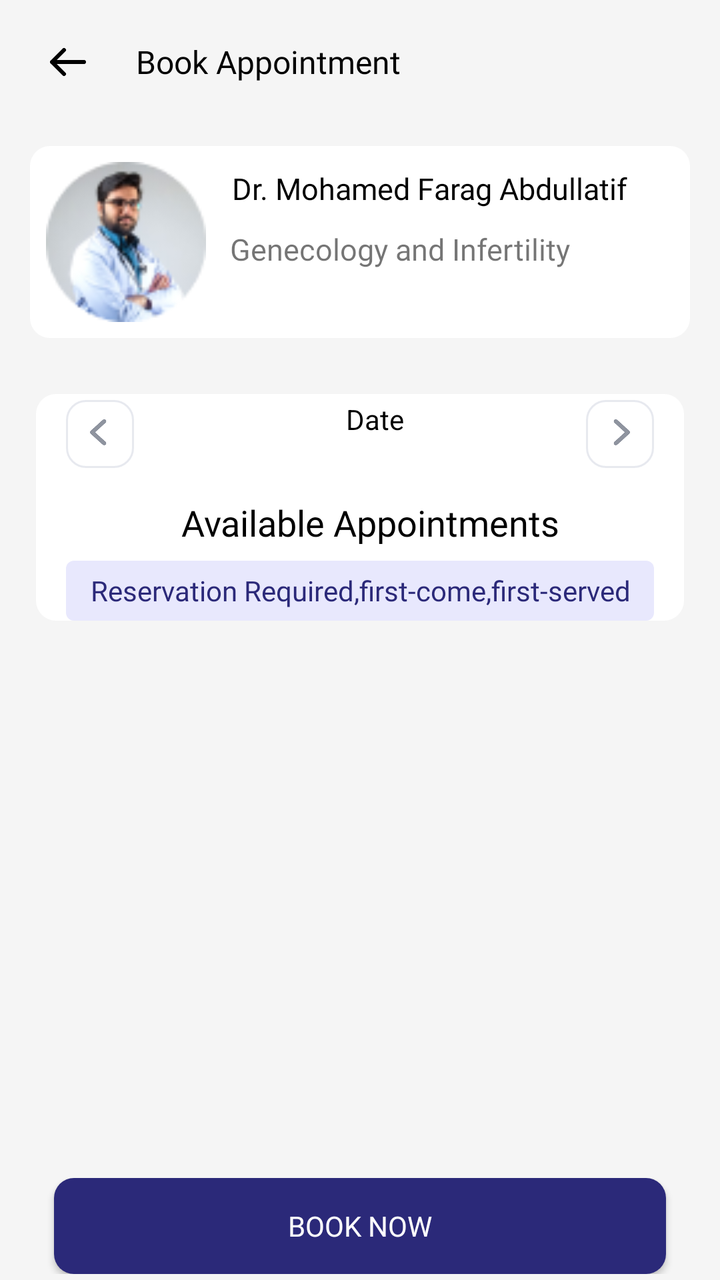
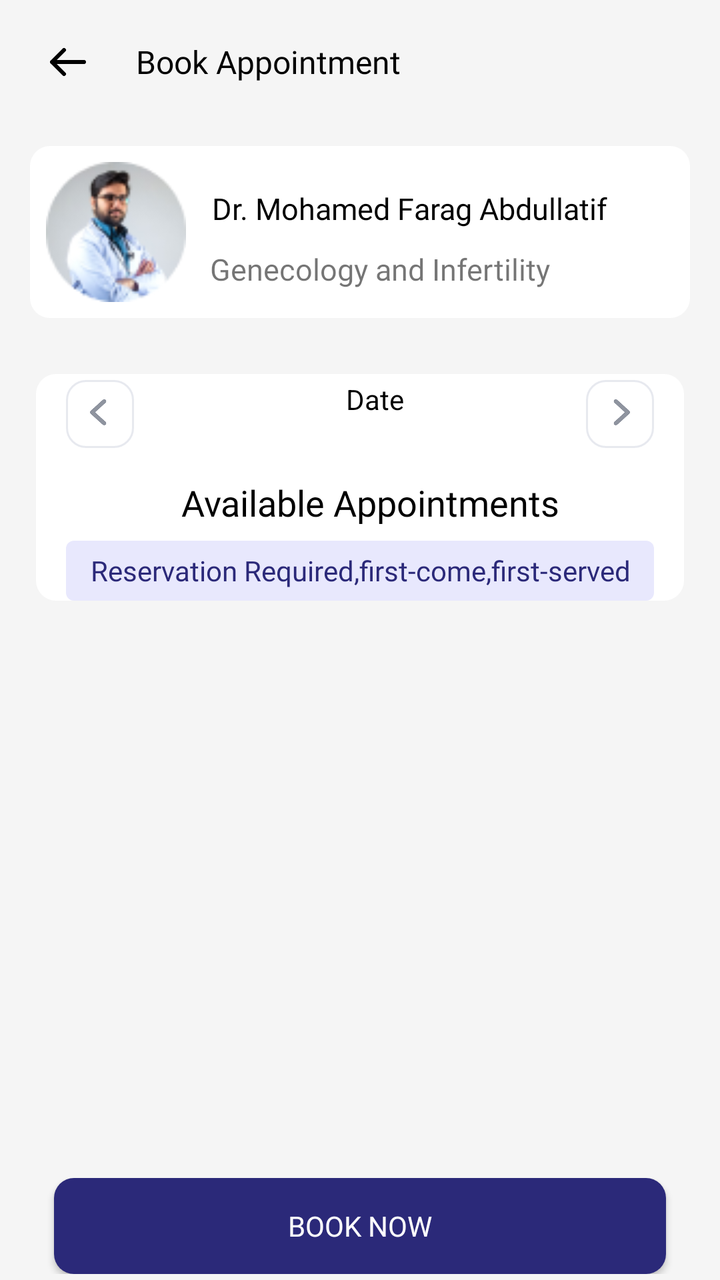

An Android layout rendered at two revisions. The XML below is the earlier revision; the diff shows what the commit changed to produce the second picture.
<!-- AndroidManifest.xml: application theme Theme.NewDesign -->
<!-- res/layout/offer_book_appointmentfragment.xml -->
<?xml version="1.0" encoding="utf-8"?>
<androidx.coordinatorlayout.widget.CoordinatorLayout
        xmlns:android="http://schemas.android.com/apk/res/android"
        xmlns:tools="http://schemas.android.com/tools"
        android:layout_width="match_parent"
        android:layout_height="match_parent"
        android:background="@color/bg_color_gray"
        xmlns:app="http://schemas.android.com/apk/res-auto"
        tools:context=".fragment.booking.BookAppointmentFragment">

    <androidx.constraintlayout.widget.ConstraintLayout
            android:layout_width="match_parent"
            android:layout_height="match_parent">


        <com.google.android.material.imageview.ShapeableImageView
                android:id="@+id/iv_arrow"
                android:layout_width="wrap_content"
                android:layout_height="wrap_content"
                android:layout_marginStart="15dp"
                android:adjustViewBounds="true"
                android:padding="10dp"
                android:src="@drawable/ic_arrowleft"
                app:layout_constraintBottom_toBottomOf="@+id/tv_name"
                app:layout_constraintStart_toStartOf="parent"
                app:layout_constraintTop_toTopOf="@+id/tv_name"/>

        <androidx.appcompat.widget.AppCompatTextView
                android:id="@+id/tv_name"
                android:layout_width="wrap_content"
                android:layout_height="wrap_content"
                android:layout_marginStart="15dp"
                android:layout_marginTop="20dp"
                android:fontFamily="@font/avenirltstd_black"
                android:text="@string/book_appointment"
                android:textColor="@color/black"
                android:textSize="16sp"
                app:layout_constraintStart_toEndOf="@+id/iv_arrow"
                app:layout_constraintTop_toTopOf="parent"/>

        <androidx.constraintlayout.widget.ConstraintLayout
                android:id="@+id/layout_doctorsDetail"
                android:layout_width="match_parent"
                android:layout_height="wrap_content"
                android:layout_marginTop="25dp"
                android:layout_marginStart="15dp"
                android:layout_marginEnd="15dp"
                android:padding="8dp"
                android:background="@drawable/bg_edittext"
                app:layout_constraintEnd_toEndOf="parent"
                app:layout_constraintStart_toStartOf="parent"
                app:layout_constraintTop_toBottomOf="@+id/iv_arrow">

            <com.google.android.material.imageview.ShapeableImageView
                    android:id="@+id/iv_doctorProfile"
                    android:layout_width="80dp"
                    android:layout_height="80dp"
                    android:src="@drawable/ic_docspecialization"
                    app:layout_constraintStart_toStartOf="parent"
                    app:layout_constraintTop_toTopOf="parent"/>

            <androidx.appcompat.widget.AppCompatTextView
                    android:id="@+id/tv_doctorName"
                    android:layout_width="0dp"
                    android:layout_height="wrap_content"
                    android:layout_marginStart="10dp"
                    android:layout_marginEnd="15dp"
                    android:fontFamily="@font/avenirltstd_roman"
                    android:gravity="start"
                    android:padding="3dp"
                    android:text="Dr. Mohamed Farag Abdullatif"
                    android:textColor="@color/black"
                    android:textSize="15sp"
                    app:layout_constraintStart_toEndOf="@+id/iv_doctorProfile"
                    app:layout_constraintEnd_toEndOf="parent"
                    app:layout_constraintTop_toTopOf="@+id/iv_doctorProfile"/>

            <androidx.appcompat.widget.AppCompatTextView
                    android:id="@+id/tv_Specialization"
                    android:layout_width="0dp"
                    android:layout_height="wrap_content"
                    android:layout_marginStart="10dp"
                    android:layout_marginEnd="15dp"
                    android:layout_marginTop="5dp"
                    android:fontFamily="@font/avenirltstd_roman"
                    android:gravity="start"
                    android:padding="2dp"
                    android:text="Genecology and Infertility"
                    android:textColor="@color/dark_grey"
                    android:textSize="15sp"
                    app:layout_constraintEnd_toEndOf="parent"
                    app:layout_constraintStart_toEndOf="@+id/iv_doctorProfile"
                    app:layout_constraintTop_toBottomOf="@+id/tv_doctorName"/>

            <com.google.android.material.imageview.ShapeableImageView
                    android:id="@+id/iv_star"
                    android:layout_width="18dp"
                    android:layout_height="15dp"
                    android:layout_marginStart="10dp"
                    android:adjustViewBounds="true"
                    android:src="@drawable/ic_star"
                    android:visibility="gone"
                    app:layout_constraintBottom_toBottomOf="parent"
                    app:layout_constraintStart_toEndOf="@+id/iv_doctorProfile"
                    app:layout_constraintTop_toBottomOf="@+id/tv_Specialization"/>

            <androidx.appcompat.widget.AppCompatTextView
                    android:id="@+id/tv_Reviews"
                    android:layout_width="0dp"
                    android:layout_height="wrap_content"
                    android:layout_marginStart="5dp"
                    android:fontFamily="@font/avenirltstd_roman"
                    android:gravity="start"
                    android:padding="2dp"
                    android:text="@string/reviews"
                    android:textColor="@color/gray"
                    android:visibility="gone"
                    android:textSize="15sp"
                    app:layout_constraintStart_toEndOf="@+id/iv_star"
                    app:layout_constraintTop_toBottomOf="@+id/tv_Specialization"/>

        </androidx.constraintlayout.widget.ConstraintLayout>

        <androidx.core.widget.NestedScrollView
                android:id="@+id/nested"
                android:layout_width="match_parent"
                android:layout_height="0dp"
                android:layout_marginBottom="@dimen/_8sdp"
                app:layout_constraintStart_toStartOf="parent"
                app:layout_constraintEnd_toEndOf="parent"
                app:layout_constraintBottom_toTopOf="@+id/layout_btnDone"
                app:layout_constraintTop_toBottomOf="@+id/layout_doctorsDetail"
                android:layout_marginTop="10dp">


            <androidx.constraintlayout.widget.ConstraintLayout
                    android:layout_width="match_parent"
                    android:layout_height="match_parent"
                    android:padding="3dp"
            >



                <androidx.constraintlayout.widget.ConstraintLayout
                        android:id="@+id/layout_combinedateandtime"
                        android:layout_width="match_parent"
                        android:layout_height="0dp"
                        app:layout_constraintTop_toTopOf="parent"
                        app:layout_constraintStart_toStartOf="parent"
                        app:layout_constraintEnd_toEndOf="parent"
                        android:layout_margin="15dp"
                        android:background="@drawable/bg_edittext"
                >
                    <androidx.constraintlayout.widget.ConstraintLayout
                            android:id="@+id/layout_dates"
                            android:layout_width="match_parent"
                            android:layout_height="wrap_content"
                            android:layout_marginTop="3dp"
                            android:layout_marginBottom="@dimen/_5sdp"
                            app:layout_constraintTop_toTopOf="parent"
                            app:layout_constraintStart_toStartOf="parent"
                            app:layout_constraintEnd_toEndOf="parent"
                            tools:ignore="MissingClass">

                        <TextView
                                android:id="@+id/tv_date"
                                android:layout_width="wrap_content"
                                android:layout_height="wrap_content"
                                android:layout_marginStart="15dp"
                                app:layout_constraintStart_toStartOf="parent"
                                app:layout_constraintEnd_toEndOf="parent"
                                app:layout_constraintTop_toTopOf="parent"
                                android:text="@string/date"
                                android:textColor="@color/black"
                                android:gravity="center"
                        />

                        <com.google.android.material.imageview.ShapeableImageView
                                android:id="@+id/iv_previous"
                                android:layout_width="34dp"
                                android:layout_height="34dp"
                                android:layout_marginStart="15dp"
                                android:adjustViewBounds="true"
                                android:enabled="true"
                                android:src="@drawable/iv_previous"
                                app:layout_constraintStart_toStartOf="parent"
                                app:layout_constraintTop_toTopOf="parent"/>
                        <com.google.android.material.imageview.ShapeableImageView
                                android:id="@+id/iv_next"
                                android:layout_width="34dp"
                                android:layout_height="34dp"
                                android:layout_marginEnd="15dp"
                                android:adjustViewBounds="true"
                                android:src="@drawable/iv_next"
                                app:layout_constraintEnd_toEndOf="parent"
                                app:layout_constraintTop_toTopOf="parent"/>

                        <androidx.recyclerview.widget.RecyclerView
                                android:id="@+id/rv_searchServices"
                                android:layout_width="0dp"
                                android:layout_height="wrap_content"
                                android:layout_marginStart="8dp"
                                android:layout_marginEnd="15dp"
                                android:layout_marginTop="8dp"
                                android:orientation="horizontal"
                                app:layoutManager="androidx.recyclerview.widget.LinearLayoutManager"
                                app:layout_constraintHorizontal_bias="0.41"
                                app:layout_constraintLeft_toLeftOf="parent"
                                app:layout_constraintRight_toRightOf="parent"
                                app:layout_constraintTop_toBottomOf="@id/iv_next"
                                app:layout_constraintBottom_toTopOf="@+id/tv_avilabledates"
                                tools:listitem="@layout/item_layoutcalendardate"/>

                        <androidx.appcompat.widget.AppCompatTextView
                                android:id="@+id/tv_avilabledates"
                                android:layout_width="0dp"
                                android:layout_height="wrap_content"
                                android:layout_marginStart="10dp"
                                android:fontFamily="@font/avenirltstd_roman"
                                android:gravity="center_horizontal"
                                app:layout_constraintEnd_toEndOf="parent"
                                android:layout_marginTop="5dp"
                                android:padding="2dp"
                                android:text="@string/avilableapapointemnts"
                                android:textColor="@color/black"
                                android:textSize="18sp"
                                app:layout_constraintStart_toStartOf="parent"
                                app:layout_constraintTop_toBottomOf="@+id/rv_searchServices"/>
                        <androidx.appcompat.widget.AppCompatTextView
                                android:id="@+id/firstreseved"
                                android:layout_width="match_parent"
                                android:layout_height="30dp"
                                android:layout_marginStart="15dp"
                                android:layout_marginEnd="15dp"
                                android:fontFamily="@font/avenirltstd_roman"
                                android:gravity="center"
                                android:background="@drawable/bg_help"
                                android:layout_marginTop="5dp"
                                android:padding="3dp"
                                android:text="@string/reservation_required_first_come_first_served"
                                android:textColor="@color/blue"
                                android:textSize="14sp"
                                app:layout_constraintStart_toStartOf="parent"
                                app:layout_constraintEnd_toEndOf="parent"
                                app:layout_constraintTop_toBottomOf="@+id/tv_avilabledates"/>



                    </androidx.constraintlayout.widget.ConstraintLayout>
                    <androidx.recyclerview.widget.RecyclerView
                            android:id="@+id/rv_appointments_available"
                            android:layout_width="match_parent"
                            android:layout_height="@dimen/_180sdp"
                            android:layout_marginTop="10dp"
                            android:layout_marginBottom="15dp"
                            android:padding="3dp"
                            android:visibility="gone"
                            android:layout_marginStart="@dimen/_10sdp"
                            android:layout_marginEnd="@dimen/_10sdp"
                            android:scrollbars="vertical"
                            app:layout_constraintBottom_toBottomOf="parent"
                            app:layout_constraintEnd_toEndOf="parent"
                            app:layout_constraintStart_toStartOf="parent"
                            app:layout_constraintTop_toBottomOf="@+id/layout_dates"
                    />
                    <com.google.android.material.imageview.ShapeableImageView
                            android:id="@+id/iv_calenderviw"
                            android:layout_width="wrap_content"
                            android:layout_height="wrap_content"
                            android:src="@drawable/image_calender"
                            android:adjustViewBounds="true"
                            android:visibility="gone"
                            app:layout_constraintBottom_toBottomOf="parent"
                            app:layout_constraintEnd_toEndOf="parent"
                            app:layout_constraintStart_toStartOf="parent"
                            app:layout_constraintTop_toBottomOf="@+id/layout_dates"/>
                    <ProgressBar
                            android:id="@+id/progress_bar"
                            android:layout_width="wrap_content"
                            android:layout_height="wrap_content"
                            app:layout_constraintEnd_toEndOf="@+id/rv_appointments_available"
                            app:layout_constraintStart_toStartOf="@+id/rv_appointments_available"
                            app:layout_constraintBottom_toBottomOf="@+id/rv_appointments_available"
                            app:layout_constraintTop_toTopOf="@+id/rv_appointments_available"
                            android:visibility="gone"
                    />


                </androidx.constraintlayout.widget.ConstraintLayout>

            </androidx.constraintlayout.widget.ConstraintLayout>

        </androidx.core.widget.NestedScrollView>

        <androidx.constraintlayout.widget.ConstraintLayout
                android:id="@+id/layout_btnDone"
                android:layout_width="match_parent"
                android:layout_height="wrap_content"
                android:paddingBottom="3dp"
                app:layout_constraintBottom_toBottomOf="parent"
                app:layout_constraintEnd_toEndOf="parent"
                app:layout_constraintStart_toStartOf="parent"
                app:layout_constraintTop_toBottomOf="@+id/nested"
        >

            <androidx.appcompat.widget.AppCompatButton
                    android:id="@+id/btn_confirm"
                    android:layout_width="0dp"
                    android:layout_height="wrap_content"
                    android:background="@drawable/bg_chooselang_button"
                    android:fontFamily="@font/avenirltstd_black"
                    android:text="@string/book_now"
                    android:textColor="@color/white"
                    android:textSize="14sp"
                    app:layout_constraintEnd_toEndOf="parent"
                    app:layout_constraintStart_toStartOf="parent"
                    app:layout_constraintTop_toTopOf="parent"
                    app:layout_constraintWidth_percent=".85"/>


        </androidx.constraintlayout.widget.ConstraintLayout>
        <ProgressBar
                android:id="@+id/progressbar1"
                android:layout_width="wrap_content"
                android:layout_height="wrap_content"
                app:layout_constraintEnd_toEndOf="@+id/layout_btnDone"
                app:layout_constraintStart_toStartOf="@+id/layout_btnDone"
                app:layout_constraintBottom_toBottomOf="@+id/layout_btnDone"
                app:layout_constraintTop_toTopOf="@+id/layout_btnDone"
                android:visibility="gone"
        />

    </androidx.constraintlayout.widget.ConstraintLayout>



</androidx.coordinatorlayout.widget.CoordinatorLayout>
<!-- res/layout/item_layoutcalendardate.xml (included above) -->
<?xml version="1.0" encoding="utf-8"?>
<layout xmlns:android="http://schemas.android.com/apk/res/android"
    xmlns:app="http://schemas.android.com/apk/res-auto">

    <androidx.cardview.widget.CardView
        android:id="@+id/card_calendar"
        android:layout_width="wrap_content"
        android:layout_height="wrap_content"
        app:cardUseCompatPadding="true"
        app:cardCornerRadius="8dp"
        android:padding="3dp"
        android:layout_marginEnd="5dp"
        android:layout_marginStart="5dp"
        android:layout_marginBottom="5dp"
        >

        <LinearLayout
            android:layout_width="50dp"
            android:layout_height="80dp"
            android:gravity="center"
            android:orientation="vertical">

            <TextView
                android:id="@+id/tv_calendar_day"
                android:layout_width="wrap_content"
                android:layout_height="wrap_content"
                android:layout_weight="1"
                android:textColor="@color/black"
                android:text="1"
                 />

            <TextView
                android:id="@+id/tv_calendar_date"
                android:layout_width="wrap_content"
                android:layout_height="wrap_content"
                android:layout_weight="1"
                android:text="2"
                android:textColor="@color/black"
                />
        </LinearLayout>
    </androidx.cardview.widget.CardView>
</layout>
<!-- resources referenced by this layout -->
<resources>
  <color name="bg_color_gray">#F5F5F5</color>
  <color name="black">#FF000000</color>
  <color name="blue">#2B2979</color>
  <color name="gray">#B7B7B7</color>
  <color name="white">#FFFFFFFF</color>
  <!-- drawable bg_chooselang_button (drawable) -->
  <?xml version="1.0" encoding="utf-8"?>
  <shape xmlns:android="http://schemas.android.com/apk/res/android"
      android:shape="rectangle"
      >
  
      <corners android:radius="10dp"/>
      <solid android:color="@color/blue"/>
  
  
  </shape>
  <!-- drawable bg_edittext (drawable) -->
  <?xml version="1.0" encoding="utf-8"?>
  <shape xmlns:android="http://schemas.android.com/apk/res/android"
      android:shape="rectangle"
      >
  
      <solid android:color="@color/white"/>
      <corners android:radius="10dp"/>
  </shape>
  <!-- drawable bg_help (drawable) -->
  <?xml version="1.0" encoding="utf-8"?>
  <shape xmlns:android="http://schemas.android.com/apk/res/android"
      android:shape="rectangle"
      >
      <solid android:color="@color/move"/>
      <corners android:radius="4dp"/>
  
  </shape>
  <!-- drawable ic_arrowleft (drawable) -->
  <vector android:autoMirrored="true" android:height="14dp"
      android:viewportHeight="14" android:viewportWidth="18"
      android:width="18dp" xmlns:android="http://schemas.android.com/apk/res/android">
      <path android:fillColor="#00000000"
          android:pathData="M17,7H1M1,7L7,13M1,7L7,1"
          android:strokeColor="#000000" android:strokeLineCap="round"
          android:strokeLineJoin="round" android:strokeWidth="2"/>
  </vector>
  <!-- drawable ic_star (drawable) -->
  <vector xmlns:android="http://schemas.android.com/apk/res/android"
      android:width="13dp"
      android:height="13dp"
      android:viewportWidth="13"
      android:viewportHeight="13">
    <path
        android:pathData="M9.706,7.757C9.565,7.893 9.501,8.089 9.533,8.282L10.014,10.947C10.055,11.173 9.96,11.402 9.771,11.532C9.585,11.668 9.339,11.684 9.137,11.575L6.738,10.324C6.655,10.28 6.562,10.256 6.467,10.253H6.32C6.269,10.261 6.22,10.277 6.174,10.302L3.774,11.559C3.656,11.619 3.522,11.64 3.39,11.619C3.069,11.558 2.855,11.253 2.908,10.93L3.39,8.265C3.422,8.071 3.357,7.873 3.217,7.735L1.261,5.839C1.098,5.681 1.041,5.442 1.115,5.227C1.188,5.013 1.373,4.856 1.597,4.821L4.289,4.43C4.494,4.409 4.674,4.285 4.766,4.101L5.952,1.668C5.98,1.614 6.016,1.564 6.06,1.522L6.109,1.484C6.135,1.456 6.164,1.433 6.196,1.414L6.255,1.392L6.347,1.354H6.575C6.779,1.375 6.958,1.497 7.052,1.679L8.254,4.101C8.341,4.278 8.509,4.401 8.704,4.43L11.396,4.821C11.623,4.853 11.813,5.01 11.889,5.227C11.96,5.444 11.898,5.683 11.732,5.839L9.706,7.757Z"
        android:fillColor="#FCB427"/>
  </vector>
  <string name="avilableapapointemnts">Available Appointments</string>
  <string name="book_appointment">Book Appointment</string>
  <string name="book_now">Book Now</string>
  <string name="date">Date</string>
  <string name="reservation_required_first_come_first_served">Reservation Required,first-come,first-served</string>
  <string name="reviews">Reviews</string>
  <style name="Theme.NewDesign" parent="Theme.MaterialComponents.Light.NoActionBar">
          
          <item name="colorPrimary">@color/purple_500</item>
          <item name="colorPrimaryVariant">@color/purple_700</item>
          <item name="colorOnPrimary">@color/white</item>
          
          <item name="colorSecondary">#0639BA</item>
          <item name="colorSecondaryVariant">@color/teal_700</item>
          <item name="colorOnSecondary">@color/black</item>
          
          <item name="android:statusBarColor">?attr/colorPrimaryVariant</item>
          
      </style>
  <color name="move">#E8E8FD</color>
  <color name="purple_500">#AEB3BE</color>
  <color name="purple_700">#FF3700B3</color>
  <color name="teal_700">#FF018786</color>
  <!-- unchanged entries left out for length: 4 -->
</resources>

<!-- the commit's change to res/layout/offer_book_appointmentfragment.xml (unified diff, before → after) -->
@@ -53,8 +53,8 @@
 
             <com.google.android.material.imageview.ShapeableImageView
                     android:id="@+id/iv_doctorProfile"
-                    android:layout_width="80dp"
-                    android:layout_height="80dp"
+                    android:layout_width="70dp"
+                    android:layout_height="70dp"
                     android:src="@drawable/ic_docspecialization"
                     app:layout_constraintStart_toStartOf="parent"
                     app:layout_constraintTop_toTopOf="parent"/>
@@ -65,6 +65,7 @@
                     android:layout_height="wrap_content"
                     android:layout_marginStart="10dp"
                     android:layout_marginEnd="15dp"
+                    android:layout_marginTop="10dp"
                     android:fontFamily="@font/avenirltstd_roman"
                     android:gravity="start"
                     android:padding="3dp"
